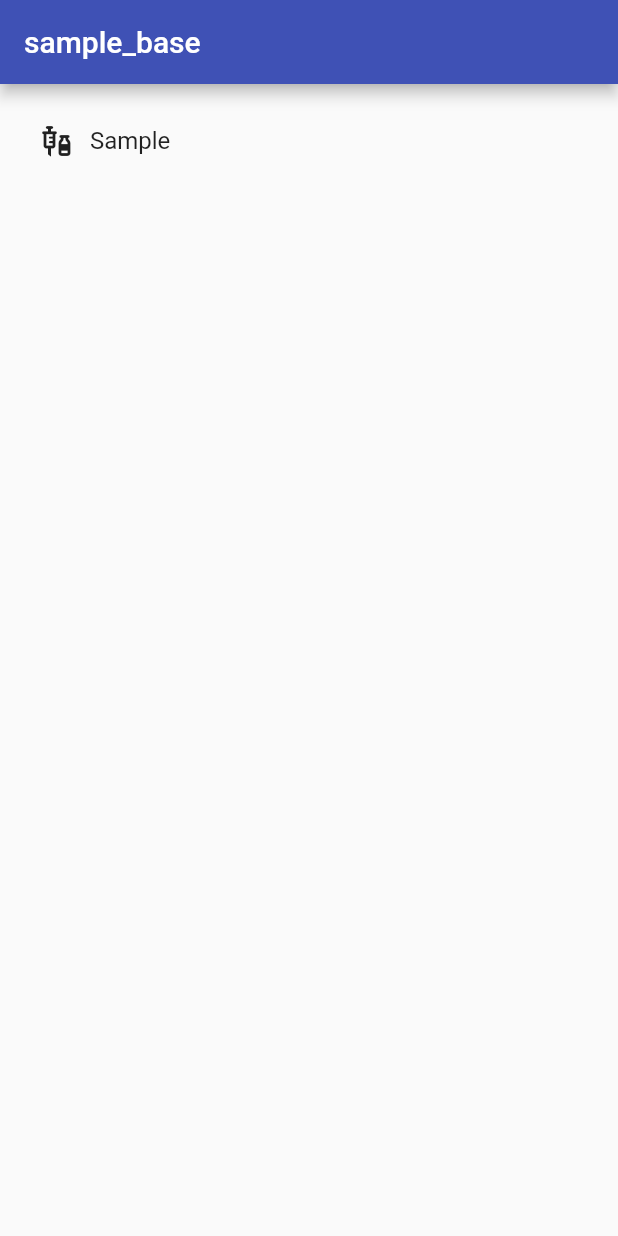
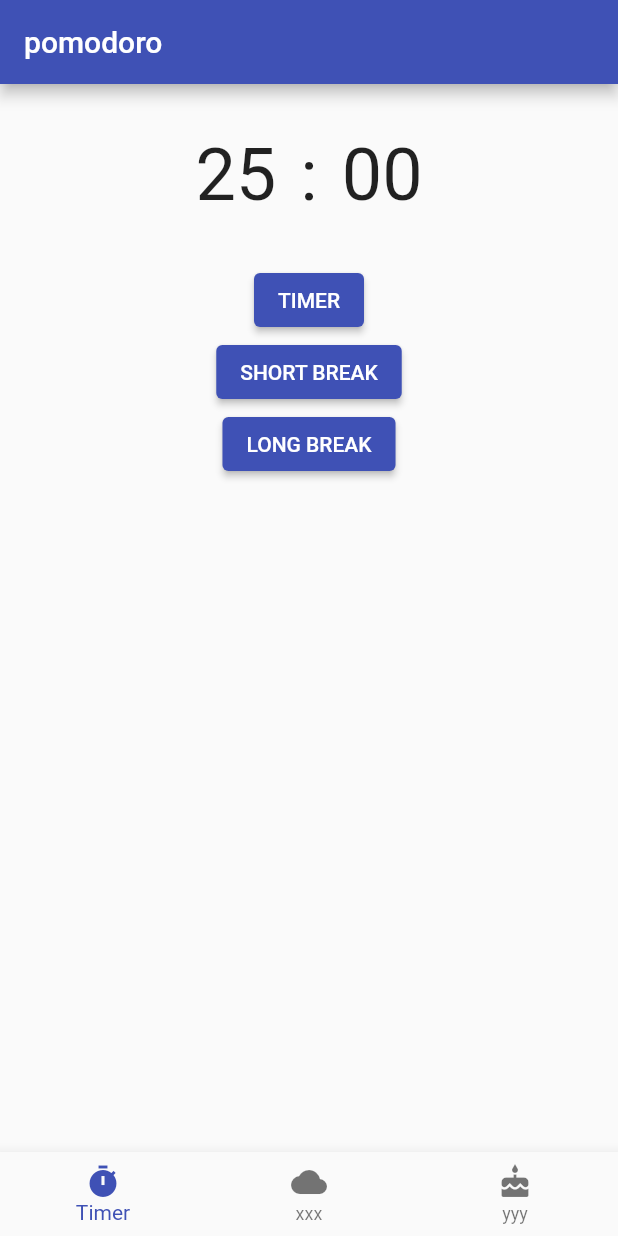
Before and after one commit to kyuuki/pomodoro-flutter, a Flutter app: the screen it shows after launch, on a phone screen of 412 x 824 dp. Run offline on Flutter 3.47's test engine with Material 2 defaults, Android fonts, the light colour scheme and no system bars.

Commit message:
Add top page

```diff
--- a/lib/my_app.dart
+++ b/lib/my_app.dart
@@ -1,5 +1,5 @@
 import 'package:flutter/material.dart';
-import 'ui/sample_page.dart';
+import 'ui/top_page.dart';
 
 class MyApp extends StatelessWidget {
   const MyApp({Key? key}) : super(key: key);
@@ -16,7 +16,7 @@ class MyApp extends StatelessWidget {
       ),
       darkTheme: ThemeData.dark(),
 
-      home: SamplePage(),
+      home: TopPage(),
     );
   }
 
--- a/lib/ui/sample_page.dart
+++ /dev/null
@@ -1,33 +0,0 @@
-import 'package:flutter/material.dart';
-
-class SamplePage extends StatelessWidget {
-  const SamplePage({Key? key}) : super(key: key);
-
-  @override
-  Widget build(BuildContext context) {
-    return Scaffold(
-      appBar: AppBar(title: const Text("sample_base")),
-      body: Column(
-        children: [
-          Padding(
-            padding: const EdgeInsets.all(16.0),
-            child: Row(
-              children: const [
-                Padding(
-                  padding: EdgeInsets.all(10.0),
-                  child: Icon(Icons.vaccines),
-                ),
-                Text(
-                  "Sample",
-                  textAlign: TextAlign.right,
-                  style: TextStyle(fontSize: 16.0),
-                ),
-              ],
-            ),
-          ),
-        ],
-      ),
-    );
-  }
-
-}
--- /dev/null
+++ b/lib/ui/timer_screen.dart
@@ -0,0 +1,59 @@
+import 'package:flutter/material.dart';
+
+class TimerScreen extends StatelessWidget {
+  const TimerScreen({
+    Key? key,
+  }) : super(key: key);
+
+  @override
+  Widget build(BuildContext context) {
+    return SingleChildScrollView(
+      child: Column(
+        children: [
+          Padding(
+            padding: const EdgeInsets.all(24.0),
+            child: Row(
+              children: [
+                Expanded(child: Container()),
+                const Padding(
+                  padding: EdgeInsets.all(8.0),
+                  child: Text("25", style: TextStyle(fontSize: 48)),
+                ),
+                const Padding(
+                  padding: EdgeInsets.all(8.0),
+                  child: Text(":", style: TextStyle(fontSize: 48)),
+                ),
+                const Padding(
+                  padding: EdgeInsets.all(8.0),
+                  child: Text("00", style: TextStyle(fontSize: 48)),
+                ),
+                Expanded(child: Container()),
+              ],
+            ),
+          ),
+          Row(
+            children: [
+              Expanded(child: Container()),
+              ElevatedButton(onPressed: () => {}, child: const Text("TIMER")),
+              Expanded(child: Container()),
+            ],
+          ),
+          Row(
+            children: [
+              Expanded(child: Container()),
+              ElevatedButton(onPressed: () => {}, child: const Text("SHORT BREAK")),
+              Expanded(child: Container()),
+            ],
+          ),
+          Row(
+            children: [
+              Expanded(child: Container()),
+              ElevatedButton(onPressed: () => {}, child: const Text("LONG BREAK")),
+              Expanded(child: Container()),
+            ],
+          ),
+        ],
+      ),
+    );
+  }
+}
--- /dev/null
+++ b/lib/ui/top_page.dart
@@ -0,0 +1,52 @@
+import 'package:flutter/material.dart';
+import 'timer_screen.dart';
+
+class TopPage extends StatefulWidget {
+  const TopPage({Key? key}) : super(key: key);
+
+  @override
+  State<TopPage> createState() => _TopPageState();
+}
+
+class _TopPageState extends State<TopPage> {
+  int _index = 0;
+
+  static final List<Widget> _screens = [
+    const TimerScreen(),
+    const TimerScreen(),
+    const TimerScreen(),
+  ];
+
+  @override
+  Widget build(BuildContext context) {
+    return Scaffold(
+      appBar: AppBar(title: const Text("pomodoro")),
+      body: _screens[_index],
+      bottomNavigationBar: BottomNavigationBar(
+        // 現在のページインデックス
+        currentIndex: _index,
+        // onTapでナビゲーションメニューがタップされた時の処理を定義
+        onTap: (index) {
+          setState(() {
+            _index = index;
+          });
+        },
+        // 定義済のナビゲーションメニューのアイテムリスト
+        items: const [
+          BottomNavigationBarItem(
+            icon: Icon(Icons.timer),
+            label: 'Timer',
+          ),
+          BottomNavigationBarItem(
+            icon: Icon(Icons.cloud),
+            label: 'xxx',
+          ),
+          BottomNavigationBarItem(
+            icon: Icon(Icons.cake),
+            label: 'yyy',
+          ),
+        ],
+      ),
+    );
+  }
+}
```
